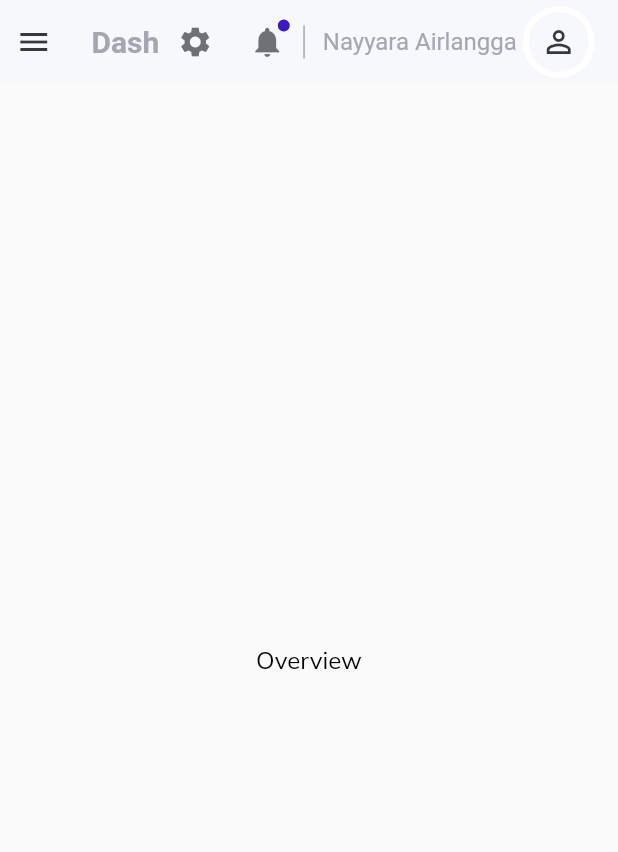
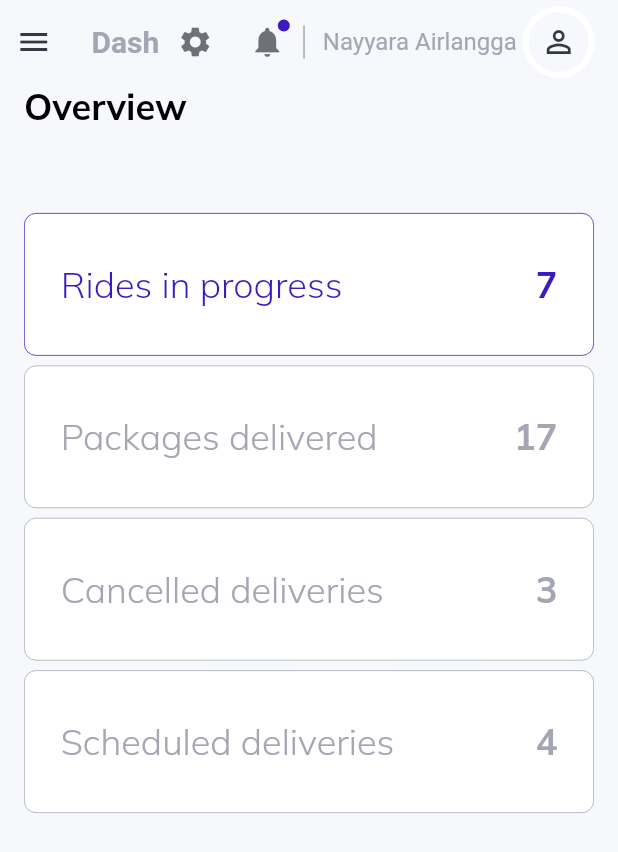
Before and after one commit to nayyara-airlangga/flutter-web-dashboard, a Flutter app: the screen it shows after launch, on a phone screen of 412 x 824 dp. Shown: the top 852 px of the screen. Run offline on Flutter 3.47's test engine with Material 2 defaults, Android fonts, the phone set to English and light mode, and no system bars; our stand-ins replace get, google_fonts.

Commit message:
Added overview layouts

```diff
--- a/lib/main.dart
+++ b/lib/main.dart
@@ -2,8 +2,9 @@ import 'package:flutter/material.dart';
 import 'package:get/get.dart';
 import 'package:google_fonts/google_fonts.dart';
 
-import '../controllers/menu_controller.dart';
-import '../controllers/navigation_controller.dart';
+import 'constants/style.dart';
+import 'controllers/menu_controller.dart';
+import 'controllers/navigation_controller.dart';
 import 'site_layout.dart';
 
 void main() {
@@ -23,7 +24,7 @@ class MyApp extends StatelessWidget {
       debugShowCheckedModeBanner: false,
       title: "Web Dashboard",
       theme: ThemeData(
-        backgroundColor: Colors.white,
+        scaffoldBackgroundColor: light,
         textTheme: GoogleFonts.mulishTextTheme(
           Theme.of(context).textTheme,
         ).apply(
--- a/lib/pages/overview/overview.dart
+++ b/lib/pages/overview/overview.dart
@@ -1,6 +1,12 @@
 import 'package:flutter/material.dart';
+import 'package:get/get.dart';
 
+import '../../constants/controllers.dart';
+import '../../helpers/responsive_widget.dart';
 import '../../widgets/custom_text.dart';
+import 'widgets/overview_cards_layout_large.dart';
+import 'widgets/overview_cards_layout_medium.dart';
+import 'widgets/overview_cards_layout_small.dart';
 
 class OverviewPage extends StatelessWidget {
   const OverviewPage({
@@ -9,10 +15,39 @@ class OverviewPage extends StatelessWidget {
 
   @override
   Widget build(BuildContext context) {
-    return Center(
-      child: CustomText(
-        text: 'Overview',
-      ),
+    return Column(
+      children: [
+        Obx(
+          () => Row(
+            children: [
+              Container(
+                margin: EdgeInsets.only(
+                  top: ResponsiveWidget.isSmallScreen(context) ? 56 : 12,
+                ),
+                child: CustomText(
+                  text: menuController.activeItem.value,
+                  size: 24,
+                  fontWeight: FontWeight.bold,
+                ),
+              ),
+            ],
+          ),
+        ),
+        Expanded(
+          child: ListView(
+            children: [
+              if (ResponsiveWidget.isLargeScreen(context) ||
+                  ResponsiveWidget.isMediumScreen(context))
+                if (ResponsiveWidget.isCustomSize(context))
+                  OverviewCardsLayoutMedium()
+                else
+                  OverviewCardsLayoutLarge()
+              else
+                OverviewCardsLayoutSmall(),
+            ],
+          ),
+        ),
+      ],
     );
   }
 }
--- /dev/null
+++ b/lib/pages/overview/widgets/info_card_small.dart
@@ -0,0 +1,57 @@
+import 'package:flutter/material.dart';
+
+import '../../../constants/style.dart';
+import '../../../widgets/custom_text.dart';
+
+class InfoCardSmall extends StatelessWidget {
+  const InfoCardSmall({
+    Key key,
+    this.title,
+    this.value,
+    // this.topColor,
+    this.isActive = false,
+    this.onTap,
+  }) : super(key: key);
+
+  final String title;
+  final String value;
+  // final Color topColor;
+  final bool isActive;
+  final Function onTap;
+  @override
+  Widget build(BuildContext context) {
+    return Expanded(
+      child: InkWell(
+        onTap: onTap,
+        child: Container(
+          padding: const EdgeInsets.all(24),
+          decoration: BoxDecoration(
+            color: Colors.white,
+            borderRadius: BorderRadius.circular(8),
+            border: Border.all(
+              color: isActive ? active : lightGrey,
+              width: 0.5,
+            ),
+          ),
+          child: Row(
+            mainAxisAlignment: MainAxisAlignment.spaceBetween,
+            children: [
+              CustomText(
+                text: title,
+                size: 24,
+                fontWeight: FontWeight.w300,
+                color: isActive ? active : lightGrey,
+              ),
+              CustomText(
+                text: value,
+                size: 24,
+                fontWeight: FontWeight.bold,
+                color: isActive ? active : lightGrey,
+              ),
+            ],
+          ),
+        ),
+      ),
+    );
+  }
+}
--- /dev/null
+++ b/lib/pages/overview/widgets/overview_cards_layout_small.dart
@@ -0,0 +1,45 @@
+import 'package:flutter/material.dart';
+
+import 'info_card_small.dart';
+
+class OverviewCardsLayoutSmall extends StatelessWidget {
+  const OverviewCardsLayoutSmall({
+    Key key,
+  }) : super(key: key);
+
+  @override
+  Widget build(BuildContext context) {
+    double _width = MediaQuery.of(context).size.width;
+    return Container(
+      height: 400,
+      child: Column(
+        children: [
+          InfoCardSmall(
+            title: 'Rides in progress',
+            value: '7',
+            onTap: () {},
+            isActive: true,
+          ),
+          SizedBox(height: _width / 64),
+          InfoCardSmall(
+            title: 'Packages delivered',
+            value: '17',
+            onTap: () {},
+          ),
+          SizedBox(height: _width / 64),
+          InfoCardSmall(
+            title: 'Cancelled deliveries',
+            value: '3',
+            onTap: () {},
+          ),
+          SizedBox(height: _width / 64),
+          InfoCardSmall(
+            title: 'Scheduled deliveries',
+            value: '4',
+            onTap: () {},
+          ),
+        ],
+      ),
+    );
+  }
+}
--- a/lib/site_layout.dart
+++ b/lib/site_layout.dart
@@ -21,6 +21,7 @@ class SiteLayout extends StatelessWidget {
         context: context,
         key: scaffoldKey,
       ),
+      extendBodyBehindAppBar: true,
       drawer: Drawer(
         child: SideMenu(),
       ),
--- a/lib/widgets/large_screen.dart
+++ b/lib/widgets/large_screen.dart
@@ -17,7 +17,10 @@ class LargeScreen extends StatelessWidget {
         ),
         Expanded(
           flex: 5,
-          child: localNavigator(),
+          child: Padding(
+            padding: const EdgeInsets.symmetric(horizontal: 16),
+            child: localNavigator(),
+          ),
         ),
       ],
     );
--- a/lib/widgets/small_screen.dart
+++ b/lib/widgets/small_screen.dart
@@ -9,6 +9,9 @@ class SmallScreen extends StatelessWidget {
 
   @override
   Widget build(BuildContext context) {
-    return localNavigator();
+    return Padding(
+      padding: const EdgeInsets.symmetric(horizontal: 16),
+      child: localNavigator(),
+    );
   }
 }
--- a/lib/widgets/top_nav.dart
+++ b/lib/widgets/top_nav.dart
@@ -110,5 +110,5 @@ AppBar topNavigationBar({
         ),
       ),
       iconTheme: IconThemeData(color: dark),
-      backgroundColor: light,
+      backgroundColor: Colors.transparent,
     );
```
Also changed, not shown: lib/pages/clients/clients.dart (+22 -4 lines), lib/pages/drivers/drivers.dart (+22 -4 lines), lib/pages/overview/widgets/info_card.dart (added, +81 -0 lines), lib/pages/overview/widgets/overview_cards_layout_large.dart (added, +45 -0 lines), lib/pages/overview/widgets/overview_cards_layout_medium.dart (added, +53 -0 lines).
